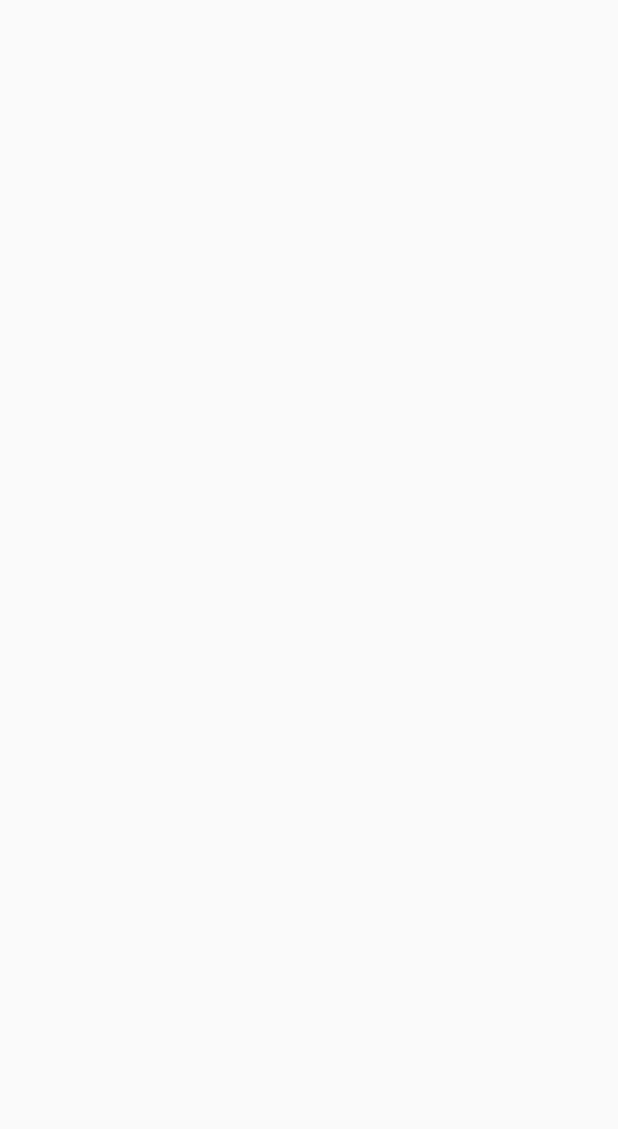
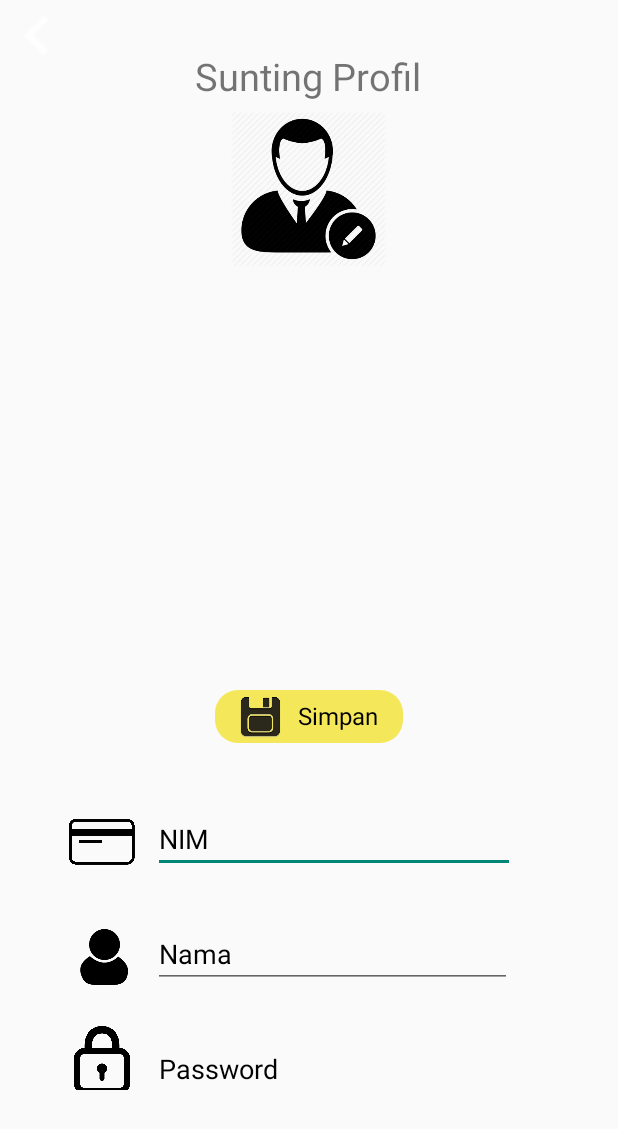
Before and after one commit to Sitikholifah215/PolinemaMaps-IT, an Android app: the sunting_Activity screen opened directly, with no data from a screen before it, on a phone screen of 412 x 824 dp. Before the commit the part shown is empty. Shown: the top 1129 px of the screen. Run offline under Robolectric (Android 15) with nearby library versions, the phone set to English and light mode, and no system bars.

Commit message:
Tampilan
Splash screen tambah greget, penambahan password management layout

```diff
--- a/app/src/main/res/layout/activity_main.xml
+++ b/app/src/main/res/layout/activity_main.xml
@@ -5,7 +5,8 @@
     xmlns:app="http://schemas.android.com/apk/res-auto"
     android:layout_width="match_parent"
     android:layout_height="match_parent"
-    android:background="#00227A"
+    android:background="@drawable/animation_bg"
+    android:id="@+id/animLayout"
     tools:context=".MainActivity">
 
   <ImageView
--- a/app/src/main/res/layout/activity_sunting_.xml
+++ b/app/src/main/res/layout/activity_sunting_.xml
@@ -1,9 +1,158 @@
 <?xml version="1.0" encoding="utf-8"?>
-<android.support.constraint.ConstraintLayout xmlns:android="http://schemas.android.com/apk/res/android"
+<RelativeLayout xmlns:android="http://schemas.android.com/apk/res/android"
     xmlns:app="http://schemas.android.com/apk/res-auto"
     xmlns:tools="http://schemas.android.com/tools"
     android:layout_width="match_parent"
     android:layout_height="match_parent"
-    tools:context=".sunting_Activity">
+    tools:context=".profil">
 
-</android.support.constraint.ConstraintLayout>
+
+
+    <Button
+        android:id="@+id/button_back"
+        android:layout_width="50dp"
+        android:layout_height="wrap_content"
+        android:layout_alignParentStart="true"
+        android:layout_alignParentTop="true"
+        android:layout_marginStart="0dp"
+        android:layout_marginTop="0dp"
+        android:background="@drawable/back"
+        tools:layout_editor_absoluteX="16dp"
+        tools:layout_editor_absoluteY="16dp" />
+
+    <TextView
+        android:id="@+id/textView_User"
+        android:layout_width="wrap_content"
+        android:layout_height="wrap_content"
+        android:layout_alignStart="@+id/imageView4"
+        android:layout_alignParentTop="true"
+        android:layout_marginStart="-18dp"
+        android:layout_marginTop="33dp"
+        android:text="Sunting Profil"
+        android:textSize="25dp" />
+
+    <ImageView
+        android:id="@+id/imageView4"
+        android:layout_width="115dp"
+        android:layout_height="104dp"
+        android:layout_alignParentTop="true"
+        android:layout_centerHorizontal="true"
+        android:layout_marginTop="74dp"
+        app:srcCompat="@drawable/editprofile" />
+
+    <LinearLayout
+        android:layout_width="297dp"
+        android:layout_height="211dp"
+        android:layout_alignParentBottom="true"
+        android:layout_marginStart="-6dp"
+        android:layout_marginBottom="82dp"
+        android:layout_toEndOf="@+id/button_back"
+        android:gravity="center"
+        android:orientation="vertical">
+
+        <LinearLayout
+            android:layout_width="match_parent"
+            android:layout_height="wrap_content"
+            android:layout_marginBottom="15dp"
+            android:orientation="horizontal">
+
+            <ImageView
+                android:layout_width="48dp"
+                android:layout_height="61dp"
+                android:src="@drawable/nim" />
+
+            <EditText
+                android:id="@+id/nim_profil"
+                android:layout_width="241dp"
+                android:layout_height="45dp"
+                android:layout_marginLeft="10dp"
+                android:layout_marginTop="6dp"
+                android:text="NIM"
+                android:textColor="#000"
+                android:textSize="18dp" />
+        </LinearLayout>
+
+        <LinearLayout
+            android:layout_width="match_parent"
+            android:layout_height="wrap_content"
+            android:layout_marginBottom="15dp"
+            android:orientation="horizontal">
+
+            <ImageView
+                android:layout_width="48dp"
+                android:layout_height="61dp"
+                android:src="@drawable/nama_profil" />
+
+            <EditText
+                android:id="@+id/nama_profil"
+                android:layout_width="239dp"
+                android:layout_height="wrap_content"
+                android:layout_marginLeft="10dp"
+                android:layout_marginTop="6dp"
+                android:text="Nama"
+                android:textColor="#000"
+                android:textSize="18dp" />
+        </LinearLayout>
+
+        <LinearLayout
+            android:layout_width="match_parent"
+            android:layout_height="wrap_content"
+            android:layout_marginBottom="15dp"
+            android:orientation="horizontal">
+
+            <ImageView
+                android:layout_width="48dp"
+                android:layout_height="45dp"
+                android:src="@drawable/password_profil" />
+
+            <EditText
+                android:id="@+id/password_profil"
+                android:layout_width="match_parent"
+                android:layout_height="45dp"
+                android:layout_marginLeft="10dp"
+                android:layout_marginTop="6dp"
+                android:text="Password"
+                android:textColor="#000"
+                android:textSize="18dp" />
+        </LinearLayout>
+
+    </LinearLayout>
+
+    <LinearLayout
+        android:layout_width="match_parent"
+        android:layout_height="64dp"
+        android:layout_alignParentStart="true"
+        android:layout_alignParentBottom="true"
+        android:layout_marginStart="0dp"
+        android:layout_marginBottom="314dp"
+        android:gravity="center">
+
+        <LinearLayout
+            android:id="@+id/linier_Sunting"
+            android:layout_width="125dp"
+            android:layout_height="35dp"
+            android:background="@drawable/sunting_profil"
+            android:orientation="horizontal">
+
+            <ImageView
+                android:layout_width="30dp"
+                android:layout_height="match_parent"
+                android:layout_marginLeft="15dp"
+                android:src="@drawable/img_save_profile" />
+
+            <TextView
+                android:layout_width="wrap_content"
+                android:layout_height="46dp"
+                android:layout_gravity="center"
+                android:layout_marginLeft="10dp"
+                android:layout_marginTop="11dp"
+                android:text="Simpan"
+                android:textColor="#000"
+                android:textSize="16dp" />
+
+        </LinearLayout>
+
+
+    </LinearLayout>
+
+</RelativeLayout>
--- a/app/src/main/res/layout/popwindow.xml
+++ b/app/src/main/res/layout/popwindow.xml
@@ -3,6 +3,7 @@
     android:orientation="vertical"
     android:layout_width="300dp"
     android:layout_height="300dp"
+    android:background="#6e74dc"
     android:padding="5dp"
     android:layout_gravity="center"
     >
@@ -16,7 +17,7 @@
         android:layout_alignParentTop="true"
         android:layout_marginStart="13dp"
         android:layout_marginTop="10dp"
-        android:text="Bantuan !"
+        android:text="Bantuan"
         android:textSize="25sp"
         android:textStyle="bold" />
 
```
Also changed, not shown: app/src/main/java/com/example/ulfa/itmaps/MainActivity.java (+14 -1 lines), app/src/main/res/drawable/animation_bg.xml (added, +16 -0 lines), app/src/main/res/drawable/first_layer.xml (added, +9 -0 lines), app/src/main/res/drawable/second_layer.xml (added, +9 -0 lines), app/src/main/res/drawable/third_layer.xml (added, +9 -0 lines), app/src/main/res/layout/activity_profil.xml (+15 -12 lines), app/src/main/res/EditProfile.png (added), app/src/main/res/drawable-xhdpi/editprofile.png (added), app/src/main/res/drawable-xhdpi/img_save_profile.png (added), app/src/main/res/drawable-xhdpi/splash.png (added), app/src/main/res/drawable/splash.png (deleted).
